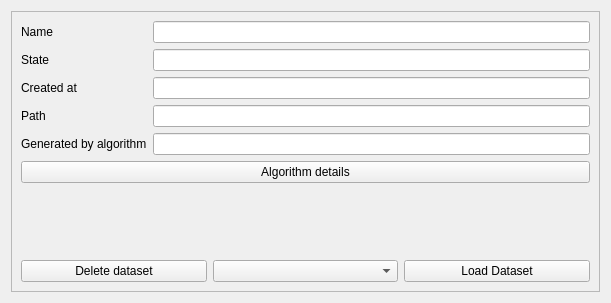
This is LDMP/gui/WidgetDatasetItemDetails.ui in Samweli/trends.earth as Qt 5 draws it before an edit. The edited form follows.
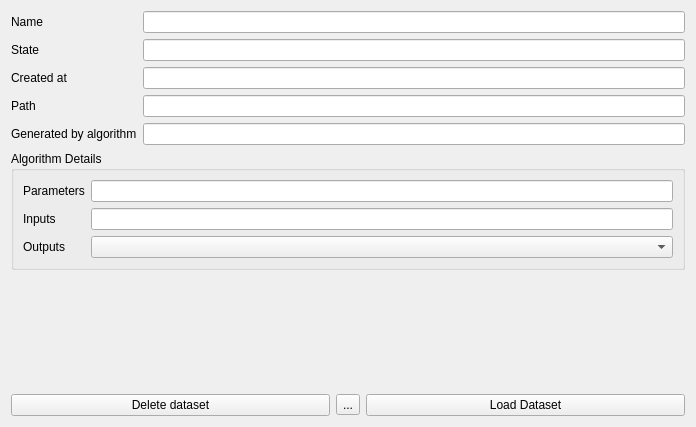
This is the edited form. Icons and pictures are not drawn. Custom widgets are drawn as their Qt base class.

Commit message: update on the dataset details dialog components

Diff of the .ui file:
```diff
--- a/LDMP/gui/WidgetDatasetItemDetails.ui
+++ b/LDMP/gui/WidgetDatasetItemDetails.ui
@@ -6,8 +6,8 @@
    <rect>
     <x>0</x>
     <y>0</y>
-    <width>611</width>
-    <height>303</height>
+    <width>696</width>
+    <height>427</height>
    </rect>
   </property>
   <property name="sizePolicy">
@@ -17,19 +17,40 @@
    </sizepolicy>
   </property>
   <property name="windowTitle">
-   <string>Form</string>
-  </property>
-  <layout class="QVBoxLayout" name="verticalLayout_2">
-   <item>
-    <widget class="QFrame" name="frame">
-     <property name="frameShape">
-      <enum>QFrame::StyledPanel</enum>
-     </property>
-     <property name="frameShadow">
-      <enum>QFrame::Raised</enum>
+   <string>Dataset Details</string>
      </property>
      <layout class="QVBoxLayout" name="verticalLayout">
       <item>
+    <widget class="QScrollArea" name="scrollArea">
+     <property name="frameShape">
+      <enum>QFrame::NoFrame</enum>
+     </property>
+     <property name="widgetResizable">
+      <bool>true</bool>
+     </property>
+     <widget class="QWidget" name="scrollAreaWidgetContents">
+      <property name="geometry">
+       <rect>
+        <x>0</x>
+        <y>0</y>
+        <width>678</width>
+        <height>173</height>
+       </rect>
+      </property>
+      <layout class="QVBoxLayout" name="verticalLayout_3">
+       <property name="leftMargin">
+        <number>0</number>
+       </property>
+       <property name="topMargin">
+        <number>0</number>
+       </property>
+       <property name="rightMargin">
+        <number>0</number>
+       </property>
+       <property name="bottomMargin">
+        <number>0</number>
+       </property>
+       <item>
        <layout class="QFormLayout" name="formLayout">
         <item row="0" column="0">
          <widget class="QLabel" name="label_3">
@@ -45,6 +66,13 @@
           </property>
          </widget>
         </item>
+         <item row="1" column="1">
+          <widget class="QLineEdit" name="state_le">
+           <property name="readOnly">
+            <bool>true</bool>
+           </property>
+          </widget>
+         </item>
         <item row="2" column="0">
          <widget class="QLabel" name="label">
           <property name="text">
@@ -52,6 +80,13 @@
           </property>
          </widget>
         </item>
+         <item row="2" column="1">
+          <widget class="QLineEdit" name="created_at_le">
+           <property name="readOnly">
+            <bool>true</bool>
+           </property>
+          </widget>
+         </item>
         <item row="3" column="0">
          <widget class="QLabel" name="label_2">
           <property name="text">
@@ -59,6 +94,13 @@
           </property>
          </widget>
         </item>
+         <item row="3" column="1">
+          <widget class="QLineEdit" name="path_le">
+           <property name="readOnly">
+            <bool>true</bool>
+           </property>
+          </widget>
+         </item>
         <item row="4" column="0">
          <widget class="QLabel" name="label_4">
           <property name="text">
@@ -66,34 +108,6 @@
           </property>
          </widget>
         </item>
-        <item row="0" column="1">
-         <widget class="QLineEdit" name="lineEdit">
-          <property name="readOnly">
-           <bool>true</bool>
-          </property>
-         </widget>
-        </item>
-        <item row="1" column="1">
-         <widget class="QLineEdit" name="lineEdit_2">
-          <property name="readOnly">
-           <bool>true</bool>
-          </property>
-         </widget>
-        </item>
-        <item row="2" column="1">
-         <widget class="QLineEdit" name="lineEdit_3">
-          <property name="readOnly">
-           <bool>true</bool>
-          </property>
-         </widget>
-        </item>
-        <item row="3" column="1">
-         <widget class="QLineEdit" name="lineEdit_4">
-          <property name="readOnly">
-           <bool>true</bool>
-          </property>
-         </widget>
-        </item>
         <item row="4" column="1">
          <widget class="QLineEdit" name="lineEdit_5">
           <property name="readOnly">
@@ -101,13 +115,71 @@
           </property>
          </widget>
         </item>
-       </layout>
-      </item>
+         <item row="0" column="1">
+          <widget class="QLineEdit" name="name_le">
+           <property name="readOnly">
+            <bool>true</bool>
+           </property>
+          </widget>
+         </item>
+        </layout>
+       </item>
+      </layout>
+     </widget>
+    </widget>
+   </item>
       <item>
-       <widget class="QPushButton" name="pushButton">
+    <widget class="QgsCollapsibleGroupBox" name="mGroupBox">
+     <property name="title">
+      <string>Algorithm Details</string>
+     </property>
+     <property name="collapsed">
+      <bool>true</bool>
+     </property>
+     <layout class="QVBoxLayout" name="verticalLayout_2">
+      <item>
+       <layout class="QFormLayout" name="formLayout_2">
+        <item row="0" column="0">
+         <widget class="QLabel" name="label_6">
         <property name="text">
-         <string>Algorithm details</string>
-        </property>
+           <string>Parameters</string>
+          </property>
+         </widget>
+        </item>
+        <item row="0" column="1">
+         <widget class="QLineEdit" name="name_le_2">
+          <property name="readOnly">
+           <bool>true</bool>
+          </property>
+         </widget>
+        </item>
+        <item row="1" column="0">
+         <widget class="QLabel" name="label_7">
+          <property name="text">
+           <string>Inputs</string>
+          </property>
+         </widget>
+        </item>
+        <item row="1" column="1">
+         <widget class="QLineEdit" name="state_le_2">
+          <property name="readOnly">
+           <bool>true</bool>
+          </property>
+         </widget>
+        </item>
+        <item row="2" column="0">
+         <widget class="QLabel" name="label_8">
+          <property name="text">
+           <string>Outputs</string>
+          </property>
+         </widget>
+        </item>
+        <item row="2" column="1">
+         <widget class="QComboBox" name="comboBox"/>
+        </item>
+       </layout>
+      </item>
+     </layout>
        </widget>
       </item>
       <item>
@@ -137,7 +209,11 @@
          </widget>
         </item>
         <item>
-         <widget class="QComboBox" name="comboBox"/>
+      <widget class="QToolButton" name="export_tool_button">
+       <property name="text">
+        <string>...</string>
+       </property>
+      </widget>
         </item>
         <item>
          <widget class="QPushButton" name="pushButtonDetails">
@@ -154,9 +230,14 @@
       </item>
      </layout>
     </widget>
-   </item>
-  </layout>
- </widget>
+ <customwidgets>
+  <customwidget>
+   <class>QgsCollapsibleGroupBox</class>
+   <extends>QGroupBox</extends>
+   <header>qgis.gui</header>
+   <container>1</container>
+  </customwidget>
+ </customwidgets>
  <resources/>
  <connections/>
 </ui>
```
Left out of the diff: 6 changed lines with no effect on the pictures. Lines whose indentation alone changed are shown as unchanged. The commit also changes 5 other files.
